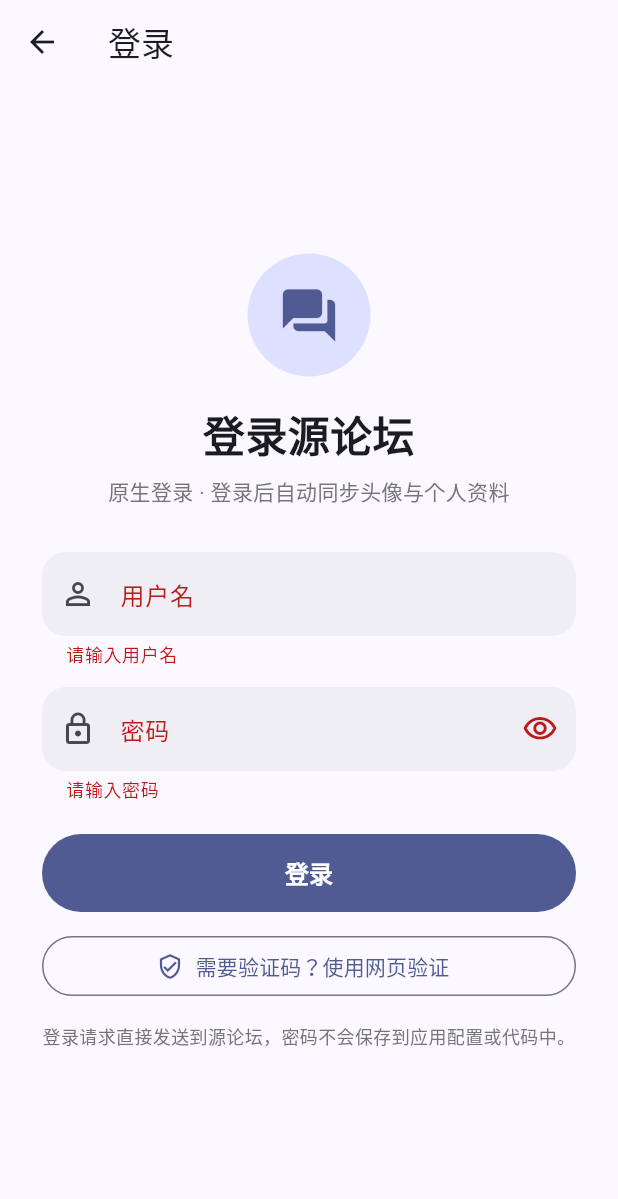
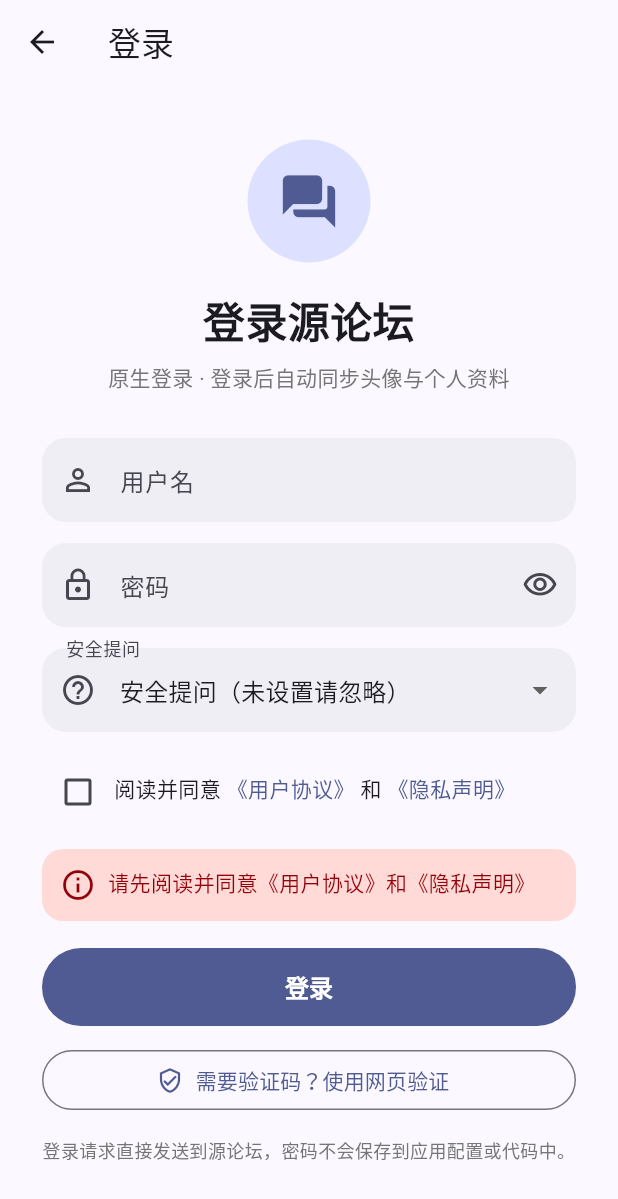
Before and after one commit to Aioprh/ycoo_forum, a Flutter app: the LoginPage screen opened directly, after a tap on "登录", on a phone screen of 412 x 824 dp. Shown: the top 1199 px of the screen. Run offline on Flutter 3.47's test engine with Material 3 defaults, Android fonts, the phone set to English and light mode, and no system bars; our stand-ins replace file_picker, shared_preferences, webview_flutter; missing offline and left inert: cronet_http; accounts and stored records are empty; statements that could not run were skipped.

Commit message:
fix native login agreement and security question flow

```diff
--- a/lib/pages/login_page.dart
+++ b/lib/pages/login_page.dart
@@ -13,23 +13,59 @@ class LoginPage extends StatefulWidget {
 class _LoginPageState extends State<LoginPage> {
   final _usernameController = TextEditingController();
   final _passwordController = TextEditingController();
+  final _answerController = TextEditingController();
   final _formKey = GlobalKey<FormState>();
+
   bool _loading = false;
   bool _obscure = true;
+  bool _agreed = false;
+  String _questionId = '0';
   String? _error;
+
+  static const List<(String, String)> _questions = [
+    ('0', '安全提问（未设置请忽略）'),
+    ('1', '母亲的名字'),
+    ('2', '爷爷的名字'),
+    ('3', '父亲出生的城市'),
+    ('4', '您其中一位老师的名字'),
+    ('5', '您个人计算机的型号'),
+    ('6', '您最喜欢的餐馆名称'),
+    ('7', '驾驶执照最后四位数字'),
+  ];
 
   @override
   void dispose() {
     _usernameController.dispose();
     _passwordController.dispose();
+    _answerController.dispose();
     super.dispose();
   }
 
   Future<void> _login() async {
-    if (!_formKey.currentState!.validate() || _loading) return;
+    if (_loading) return;
+    if (!_agreed) {
+      setState(() => _error = '请先阅读并同意《用户协议》和《隐私声明》');
+      return;
+    }
+    if (!_formKey.currentState!.validate()) return;
+
+    final questionId = _questionId;
+    final answer = _answerController.text.trim();
+    if (questionId != '0' && answer.isEmpty) {
+      setState(() => _error = '请选择安全提问后填写答案');
+      return;
+    }
+
     FocusScope.of(context).unfocus();
     setState(() { _loading = true; _error = null; });
-    final error = await AuthService.instance.loginNative(_usernameController.text, _passwordController.text);
+
+    final error = await AuthService.instance.loginNative(
+      _usernameController.text,
+      _passwordController.text,
+      questionId: questionId,
+      answer: answer,
+    );
+
     if (!mounted) return;
     setState(() => _loading = false);
     if (error == null) {
@@ -47,6 +83,8 @@ class _LoginPageState extends State<LoginPage> {
   @override
   Widget build(BuildContext context) {
     final scheme = Theme.of(context).colorScheme;
+    final hasQuestion = _questionId != '0';
+
     return Scaffold(
       appBar: AppBar(title: const Text('登录')),
       body: SafeArea(
@@ -61,7 +99,8 @@ class _LoginPageState extends State<LoginPage> {
                   crossAxisAlignment: CrossAxisAlignment.stretch,
                   children: [
                     Container(
-                      width: 82, height: 82,
+                      width: 82,
+                      height: 82,
                       margin: const EdgeInsets.only(bottom: 18),
                       decoration: BoxDecoration(shape: BoxShape.circle, color: scheme.primaryContainer),
                       child: Icon(Icons.forum_rounded, size: 42, color: scheme.primary),
@@ -75,8 +114,11 @@ class _LoginPageState extends State<LoginPage> {
                       textInputAction: TextInputAction.next,
                       autofillHints: const [AutofillHints.username],
                       decoration: InputDecoration(
-                        labelText: '用户名', hintText: '请输入论坛用户名', prefixIcon: const Icon(Icons.person_outline),
-                        filled: true, fillColor: scheme.surfaceContainerHighest.withOpacity(.45),
+                        labelText: '用户名',
+                        hintText: '请输入论坛用户名',
+                        prefixIcon: const Icon(Icons.person_outline),
+                        filled: true,
+                        fillColor: scheme.surfaceContainerHighest.withOpacity(.45),
                         border: OutlineInputBorder(borderRadius: BorderRadius.circular(16), borderSide: BorderSide.none),
                       ),
                       validator: (v) => v == null || v.trim().isEmpty ? '请输入用户名' : null,
@@ -85,29 +127,99 @@ class _LoginPageState extends State<LoginPage> {
                     TextFormField(
                       controller: _passwordController,
                       obscureText: _obscure,
-                      textInputAction: TextInputAction.done,
+                      textInputAction: hasQuestion ? TextInputAction.next : TextInputAction.done,
                       autofillHints: const [AutofillHints.password],
-                      onFieldSubmitted: (_) => _login(),
+                      onFieldSubmitted: (_) => hasQuestion ? FocusScope.of(context).nextFocus() : _login(),
                       decoration: InputDecoration(
-                        labelText: '密码', hintText: '请输入论坛密码', prefixIcon: const Icon(Icons.lock_outline),
-                        suffixIcon: IconButton(tooltip: _obscure ? '显示密码' : '隐藏密码', icon: Icon(_obscure ? Icons.visibility_outlined : Icons.visibility_off_outlined), onPressed: () => setState(() => _obscure = !_obscure)),
-                        filled: true, fillColor: scheme.surfaceContainerHighest.withOpacity(.45),
+                        labelText: '密码',
+                        hintText: '请输入论坛密码',
+                        prefixIcon: const Icon(Icons.lock_outline),
+                        suffixIcon: IconButton(
+                          tooltip: _obscure ? '显示密码' : '隐藏密码',
+                          icon: Icon(_obscure ? Icons.visibility_outlined : Icons.visibility_off_outlined),
+                          onPressed: () => setState(() => _obscure = !_obscure),
+                        ),
+                        filled: true,
+                        fillColor: scheme.surfaceContainerHighest.withOpacity(.45),
                         border: OutlineInputBorder(borderRadius: BorderRadius.circular(16), borderSide: BorderSide.none),
                       ),
                       validator: (v) => v == null || v.isEmpty ? '请输入密码' : null,
                     ),
+                    const SizedBox(height: 14),
+                    DropdownButtonFormField<String>(
+                      value: _questionId,
+                      decoration: InputDecoration(
+                        labelText: '安全提问',
+                        prefixIcon: const Icon(Icons.help_outline),
+                        filled: true,
+                        fillColor: scheme.surfaceContainerHighest.withOpacity(.45),
+                        border: OutlineInputBorder(borderRadius: BorderRadius.circular(16), borderSide: BorderSide.none),
+                      ),
+                      items: _questions.map((q) => DropdownMenuItem<String>(value: q.$1, child: Text(q.$2))).toList(),
+                      onChanged: _loading ? null : (value) {
+                        if (value == null) return;
+                        setState(() {
+                          _questionId = value;
+                          if (value == '0') _answerController.clear();
+                        });
+                      },
+                    ),
+                    if (hasQuestion) ...[
+                      const SizedBox(height: 14),
+                      TextFormField(
+                        controller: _answerController,
+                        textInputAction: TextInputAction.done,
+                        onFieldSubmitted: (_) => _login(),
+                        decoration: InputDecoration(
+                          labelText: '答案',
+                          hintText: '请输入安全提问答案',
+                          prefixIcon: const Icon(Icons.edit_outlined),
+                          filled: true,
+                          fillColor: scheme.surfaceContainerHighest.withOpacity(.45),
+                          border: OutlineInputBorder(borderRadius: BorderRadius.circular(16), borderSide: BorderSide.none),
+                        ),
+                      ),
+                    ],
+                    const SizedBox(height: 12),
+                    InkWell(
+                      borderRadius: BorderRadius.circular(12),
+                      onTap: _loading ? null : () => setState(() => _agreed = !_agreed),
+                      child: Padding(
+                        padding: const EdgeInsets.symmetric(vertical: 4),
+                        child: Row(
+                          crossAxisAlignment: CrossAxisAlignment.start,
+                          children: [
+                            Checkbox(value: _agreed, onChanged: _loading ? null : (v) => setState(() => _agreed = v ?? false)),
+                            Expanded(
+                              child: Padding(
+                                padding: const EdgeInsets.only(top: 11),
+                                child: Text.rich(
+                                  TextSpan(children: [
+                                    const TextSpan(text: '阅读并同意 '),
+                                    TextSpan(text: '《用户协议》', style: TextStyle(color: scheme.primary)),
+                                    const TextSpan(text: ' 和 '),
+                                    TextSpan(text: '《隐私声明》', style: TextStyle(color: scheme.primary)),
+                                  ]),
+                                ),
+                              ),
+                            ),
+                          ],
+                        ),
+                      ),
+                    ),
                     if (_error != null) ...[
-                      const SizedBox(height: 14),
+                      const SizedBox(height: 10),
                       Container(
                         padding: const EdgeInsets.all(12),
                         decoration: BoxDecoration(color: scheme.errorContainer, borderRadius: BorderRadius.circular(14)),
                         child: Row(crossAxisAlignment: CrossAxisAlignment.start, children: [
-                          Icon(Icons.info_outline, color: scheme.onErrorContainer), const SizedBox(width: 8),
+                          Icon(Icons.info_outline, color: scheme.onErrorContainer),
+                          const SizedBox(width: 8),
                           Expanded(child: Text(_error!, style: TextStyle(color: scheme.onErrorContainer))),
                         ]),
                       ),
                     ],
-                    const SizedBox(height: 22),
+                    const SizedBox(height: 18),
                     SizedBox(
                       height: 52,
                       child: FilledButton(
@@ -184,7 +296,8 @@ class _LegacyLoginPageState extends State<_LegacyLoginPage> {
     body: Column(children: [
       Expanded(child: WebViewWidget(controller: _controller)),
       Container(
-        width: double.infinity, padding: const EdgeInsets.all(8),
+        width: double.infinity,
+        padding: const EdgeInsets.all(8),
         child: Column(mainAxisSize: MainAxisSize.min, children: [
           Text(_status, textAlign: TextAlign.center, style: Theme.of(context).textTheme.bodySmall),
           const SizedBox(height: 8),
```
